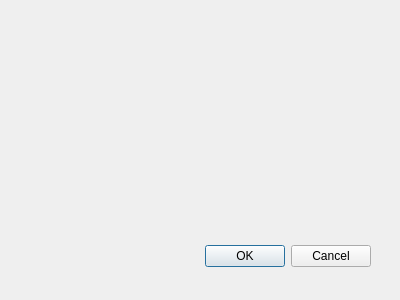
First picture: the form in newautocell.ui, repository Tylones/AutoCell, before the edit.
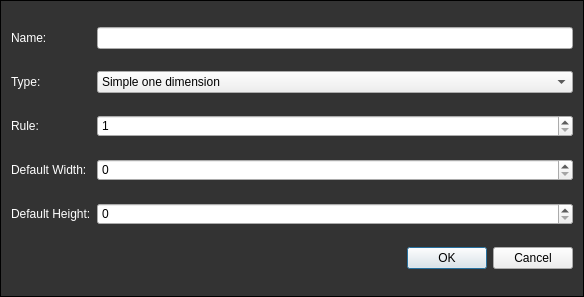
Second picture: the form after the edit.

```diff
--- a/newautocell.ui
+++ b/newautocell.ui
@@ -8,29 +8,110 @@
    <rect>
     <x>0</x>
     <y>0</y>
-    <width>400</width>
-    <height>300</height>
+    <width>584</width>
+    <height>297</height>
    </rect>
   </property>
   <property name="windowTitle">
    <string>Dialog</string>
   </property>
-  <widget class="QDialogButtonBox" name="buttonBox">
-   <property name="geometry">
-    <rect>
-     <x>30</x>
-     <y>240</y>
-     <width>341</width>
-     <height>32</height>
-    </rect>
-   </property>
-   <property name="orientation">
-    <enum>Qt::Horizontal</enum>
-   </property>
-   <property name="standardButtons">
-    <set>QDialogButtonBox::Cancel|QDialogButtonBox::Ok</set>
-   </property>
-  </widget>
+  <property name="styleSheet">
+   <string notr="true">QLabel { color : white ;}
+QDialog {
+background-color: rgb(51, 51, 51);
+border: 1px solid black; } 
+</string>
+  </property>
+  <layout class="QGridLayout" name="gridLayout">
+   <item row="5" column="2">
+    <widget class="QSpinBox" name="dHeight"/>
+   </item>
+   <item row="5" column="0">
+    <widget class="QLabel" name="label_3">
+     <property name="text">
+      <string>Default Height:</string>
+     </property>
+    </widget>
+   </item>
+   <item row="4" column="0">
+    <widget class="QLabel" name="label_2">
+     <property name="text">
+      <string>Default Width:</string>
+     </property>
+    </widget>
+   </item>
+   <item row="4" column="2">
+    <widget class="QSpinBox" name="dWidth"/>
+   </item>
+   <item row="7" column="2">
+    <widget class="QDialogButtonBox" name="buttonBox">
+     <property name="orientation">
+      <enum>Qt::Horizontal</enum>
+     </property>
+     <property name="standardButtons">
+      <set>QDialogButtonBox::Cancel|QDialogButtonBox::Ok</set>
+     </property>
+    </widget>
+   </item>
+   <item row="1" column="0">
+    <widget class="QLabel" name="label_4">
+     <property name="text">
+      <string>Type:</string>
+     </property>
+    </widget>
+   </item>
+   <item row="0" column="2">
+    <widget class="QLineEdit" name="lineEdit">
+     <property name="styleSheet">
+      <string notr="true"/>
+     </property>
+    </widget>
+   </item>
+   <item row="0" column="0">
+    <widget class="QLabel" name="label">
+     <property name="styleSheet">
+      <string notr="true"> color : white;</string>
+     </property>
+     <property name="text">
+      <string>Name:</string>
+     </property>
+     <property name="scaledContents">
+      <bool>false</bool>
+     </property>
+    </widget>
+   </item>
+   <item row="1" column="2">
+    <widget class="QComboBox" name="comboBox">
+     <item>
+      <property name="text">
+       <string>Simple one dimension</string>
+      </property>
+     </item>
+     <item>
+      <property name="text">
+       <string>Game of life</string>
+      </property>
+     </item>
+    </widget>
+   </item>
+   <item row="2" column="0">
+    <widget class="QLabel" name="label_5">
+     <property name="text">
+      <string>Rule:</string>
+     </property>
+    </widget>
+   </item>
+   <item row="2" column="2">
+    <widget class="QSpinBox" name="nRule">
+     <property name="minimum">
+      <number>1</number>
+     </property>
+     <property name="maximum">
+      <number>256</number>
+     </property>
+    </widget>
+   </item>
+  </layout>
  </widget>
  <pixmapfunction/>
  <resources/>
```
Left out of the diff: 5 changed lines with no effect on the pictures.
